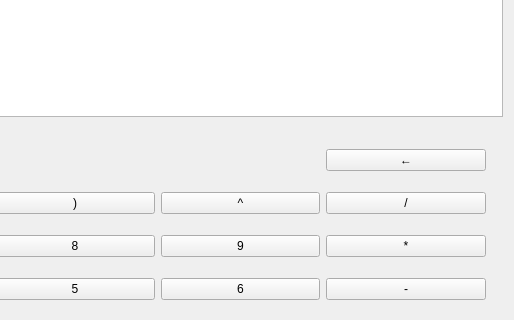
The window that AndroidCalc/mainwindow.ui (CrystalSplitter/equalx_calculator) describes before a commit, drawn with Qt 5; both pictures show x 193 to 707 and y 186 to 506 of the 707 by 611 pixel window.
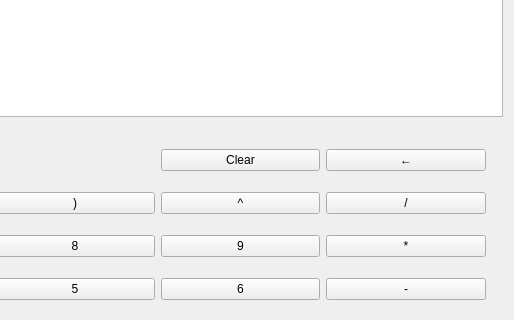
The same window after the commit. Icons and pictures are not drawn.

Patch:
```diff
--- a/AndroidCalc/mainwindow.ui
+++ b/AndroidCalc/mainwindow.ui
@@ -183,6 +183,13 @@
           </property>
          </widget>
         </item>
+        <item row="0" column="2">
+         <widget class="QPushButton" name="btnClear">
+          <property name="text">
+           <string>Clear</string>
+          </property>
+         </widget>
+        </item>
        </layout>
       </widget>
       <widget class="QWidget" name="pageSci">
```
Left out of the diff: 6 changed lines with no effect on the pictures.
